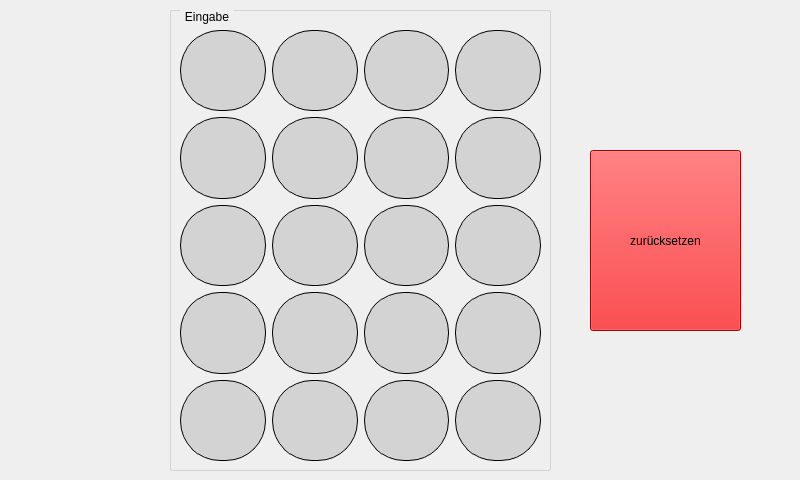
matthiaszipp/steinbuch, file eingabewindow.ui: the form before one commit.
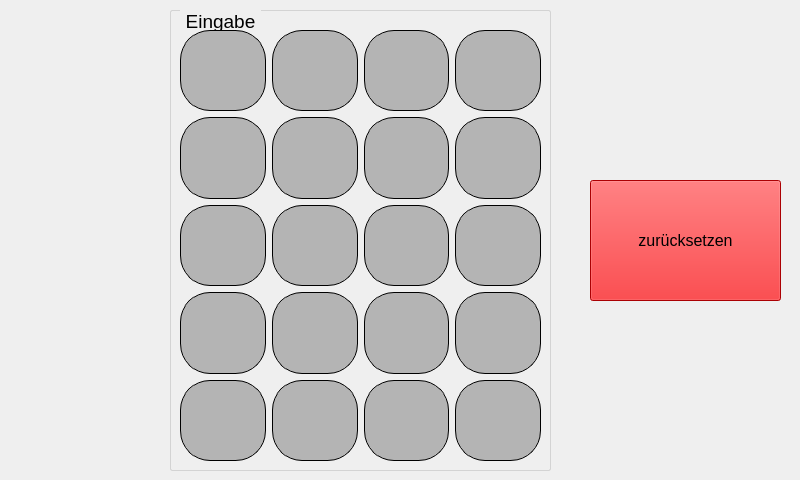
The form after the commit.

```diff
--- a/eingabewindow.ui
+++ b/eingabewindow.ui
@@ -17,9 +17,9 @@
    <property name="geometry">
     <rect>
      <x>590</x>
-     <y>150</y>
-     <width>151</width>
-     <height>181</height>
+     <y>180</y>
+     <width>191</width>
+     <height>121</height>
     </rect>
    </property>
    <property name="palette">
@@ -437,6 +437,11 @@
      </disabled>
     </palette>
    </property>
+   <property name="font">
+    <font>
+     <pointsize>12</pointsize>
+    </font>
+   </property>
    <property name="text">
     <string>zurücksetzen</string>
    </property>
@@ -450,18 +455,23 @@
      <height>461</height>
     </rect>
    </property>
+   <property name="font">
+    <font>
+     <pointsize>14</pointsize>
+    </font>
+   </property>
    <property name="styleSheet">
     <string notr="true">
 QPushButton{
 color: black;
-background: lightgrey; 
+background: rgb(180,180,180); 
 border: 1px solid;
-border-radius:40px;
+border-radius:30px;
 outline: 0;
 }
 
 QPushButton:checked{
-	background: orange;
+	background: rgb(255,220,0);
 }
 
 QPushButton:hover:!pressed
```
Left out of the diff: 2 changed lines with no effect on the pictures.
